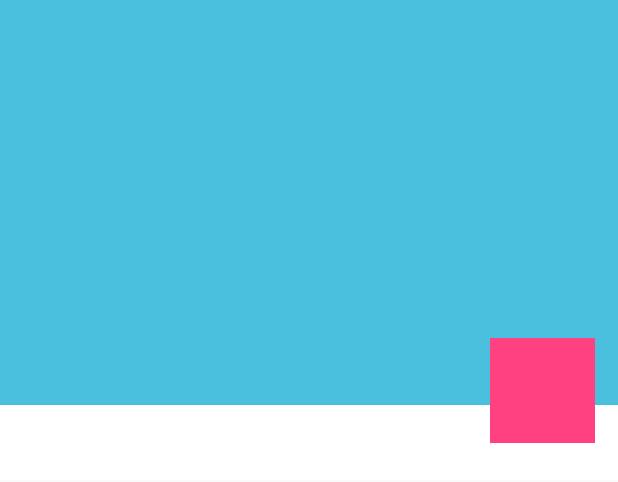
After one commit to duominike/ocean, an Android app: the layout rainbow_header_layout.xml on its own in the app's theme, with its tools: preview values and no code run, on a phone screen of 412 x 824 dp. The commit adds this screen. Shown: the top 482 px of the screen. Run offline under Robolectric (Android 15) with nearby library versions, the phone set to English and light mode, and no system bars.

Commit message:
提交朋友圈效果代码

```diff
--- a/app/build.gradle
+++ b/app/build.gradle
@@ -15,7 +15,7 @@ android {
             enabled true
         }
         ndk {
-            abiFilters "armeabi-v7a"
+            abiFilters "armeabi-v7a",'x86', 'x86_64'
         }
     }
     buildTypes {
@@ -38,6 +38,7 @@ android {
 dependencies {
     compile fileTree(dir: 'libs', include: ['*.jar'])
     compile 'com.android.support:appcompat-v7:25.0.0'
+    compile 'com.android.support:design:25.0.0'
     compile 'com.facebook.fresco:animated-gif:0.12.0'
     compile 'com.facebook.fresco:animated-webp:0.12.0'
     compile 'com.facebook.fresco:webpsupport:0.12.0'
@@ -49,5 +50,5 @@ dependencies {
     debugCompile project(path: ':multimedia', configuration: "debug")
     releaseCompile project(path: ':multimedia', configuration: "release")
 //    debugCompile 'com.squareup.leakcanary:leakcanary-android:1.3'
-
+    compile 'com.scwang.smartrefresh:SmartRefreshLayout:1.0.4-6'
 }
--- /dev/null
+++ b/app/src/main/res/layout/rainbow_header_layout.xml
@@ -0,0 +1,23 @@
+<?xml version="1.0" encoding="utf-8"?>
+<RelativeLayout xmlns:android="http://schemas.android.com/apk/res/android"
+    android:layout_width="match_parent"
+    android:layout_height="320dp"
+    android:background="@color/white"
+    android:orientation="vertical">
+
+    <ImageView
+        android:id="@id/iv_show"
+        android:layout_width="match_parent"
+        android:layout_height="270dp"
+        android:src="@color/blue_edge" />
+
+    <ImageView
+        android:layout_width="70dp"
+        android:layout_height="70dp"
+        android:layout_alignBottom="@id/iv_show"
+        android:layout_marginBottom="-25dp"
+        android:layout_alignParentRight="true"
+        android:layout_marginRight="15dp"
+        android:background="@color/colorAccent" />
+
+</RelativeLayout>
--- a/app/src/main/res/values/colors.xml
+++ b/app/src/main/res/values/colors.xml
@@ -7,4 +7,5 @@
     <color name="black">#000000</color>
     <color name="blue_edge">#4bbfde</color>
     <color name="theme_color">#ff39d7ba</color>
+    <color name="gray_e2e2e2">#ffe2e2e2</color>
 </resources>
--- a/app/src/main/res/values/ids.xml
+++ b/app/src/main/res/values/ids.xml
@@ -39,4 +39,7 @@
     <item name="tv_customview" type="id">false</item>
     <item name="fl_webview_content" type="id">false</item>
     <item name="lv_apks" type="id">false</item>
+    <item name="smartRefreshLayout" type="id">false</item>
+    <item name="header" type="id">false</item>
+    <item name="recycleView" type="id">false</item>
 </resources>
--- a/build.gradle
+++ b/build.gradle
@@ -1,7 +1,7 @@
 // Top-level build file where you can add configuration options common to all sub-projects/modules.
 buildscript {
     repositories {
-        mavenCentral()
+        jcenter()
     }
     dependencies {
         classpath 'com.android.tools.build:gradle:2.3.0'
@@ -12,7 +12,7 @@ buildscript {
 }
 allprojects {
     repositories {
-        mavenCentral()
+       jcenter()
     }
 }
 task clean(type: Delete) {
```
Also changed, not shown: app/src/main/java/com/joker/ocean/MainActivity.java (+12 -20 lines), app/src/main/java/com/joker/ocean/adapter/MomentsAdapter.java (added, +59 -0 lines), app/src/main/java/com/joker/ocean/selfview/RainbowHeader.java (added, +130 -0 lines), app/src/main/res/layout/activity_main.xml (+15 -6 lines), app/src/main/res/layout/item_apk_detail.xml (+8 -5 lines), app/src/main/res/drawable/rainbow_ic.png (added).
